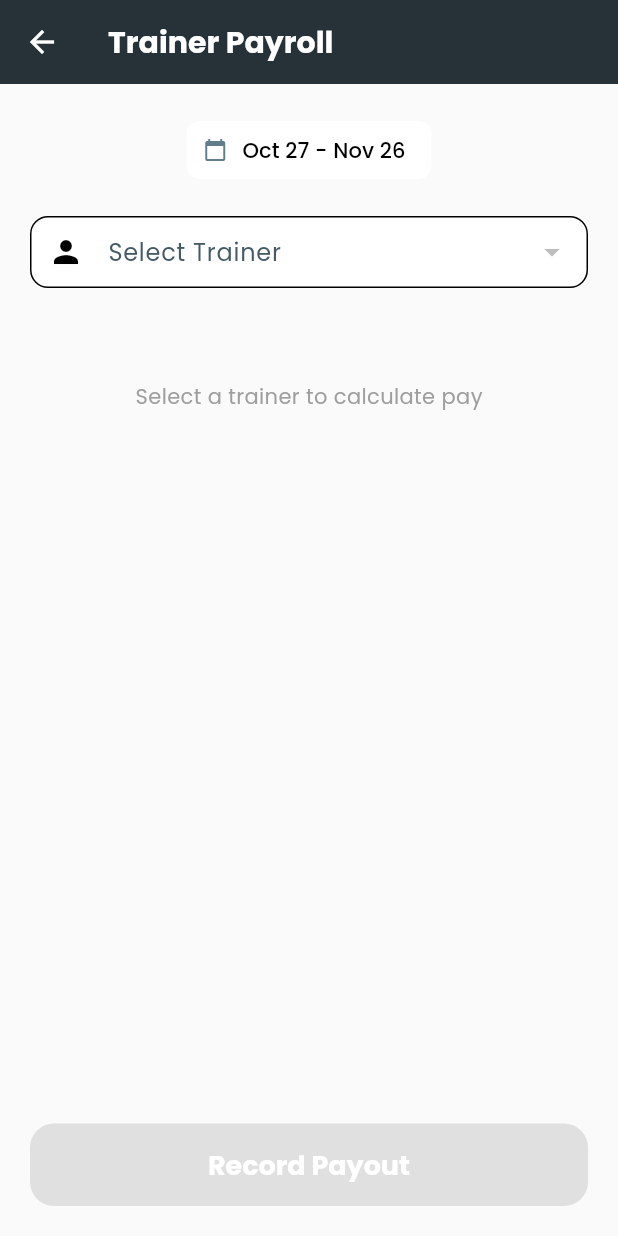
After one commit to kurtcode19/Gym, a Flutter app: the TrainerPayoutScreen screen opened by its route, on a phone screen of 412 x 824 dp. The commit adds this screen. Run offline on Flutter 3.47's test engine with Material 3 defaults, Android fonts, the phone set to English and light mode, and no system bars; our stand-ins replace file_picker, fl_chart, flutter_form_builder, google_fonts, share_plus, shared_preferences and 2 more; missing offline and left inert: restart_app; accounts and stored records are empty.

Commit message:
added trainer_fee payout

```diff
--- a/lib/main.dart
+++ b/lib/main.dart
@@ -32,6 +32,7 @@ import 'package:gym/screens/add_membership_plan_screen.dart';
 import 'package:gym/screens/memberships_screen.dart';
 import 'package:gym/screens/add_membership_screen.dart';
 import 'package:gym/screens/trainers_screen.dart';
+import 'package:gym/screens/trainer_payout_screen.dart';
 import 'package:gym/screens/add_trainer_screen.dart';
 import 'package:gym/screens/classes_screen.dart';
 import 'package:gym/screens/add_class_screen.dart';
@@ -197,6 +198,8 @@ class MyApp extends StatelessWidget {
           '/finance_report': (context) => const FinanceReportScreen(),
           '/equipment': (context) => const EquipmentScreen(),
           '/add_equipment': (context) => const AddEquipmentScreen(),
+          // In routes:
+          '/trainer_payout': (context) => const TrainerPayoutScreen(),
         },
       ),
     );
--- a/lib/models/trainer.dart
+++ b/lib/models/trainer.dart
@@ -8,6 +8,7 @@ class Trainer {
   final String? email;
   final String? phoneNumber;
   final DateTime hireDate;
+  final double ratePerSession; // NEW: Fee per class
 
   Trainer({
     String? trainerId,
@@ -16,6 +17,7 @@ class Trainer {
     this.email,
     this.phoneNumber,
     DateTime? hireDate,
+    this.ratePerSession = 0.0, // Default value
   })  : trainerId = trainerId ?? const Uuid().v4(),
         hireDate = hireDate ?? DateTime.now();
 
@@ -27,6 +29,7 @@ class Trainer {
       'email': email,
       'phone_number': phoneNumber,
       'hire_date': hireDate.millisecondsSinceEpoch ~/ 1000,
+      'rate_per_session': ratePerSession, // NEW
     };
   }
 
@@ -38,6 +41,7 @@ class Trainer {
       email: json['email'],
       phoneNumber: json['phone_number'],
       hireDate: DateTime.fromMillisecondsSinceEpoch(json['hire_date'] * 1000),
+      ratePerSession: (json['rate_per_session'] as num?)?.toDouble() ?? 0.0, // NEW
     );
   }
 
@@ -48,6 +52,7 @@ class Trainer {
     String? email,
     String? phoneNumber,
     DateTime? hireDate,
+    double? ratePerSession, // NEW
   }) {
     return Trainer(
       trainerId: trainerId ?? this.trainerId,
@@ -56,6 +61,7 @@ class Trainer {
       email: email ?? this.email,
       phoneNumber: phoneNumber ?? this.phoneNumber,
       hireDate: hireDate ?? this.hireDate,
+      ratePerSession: ratePerSession ?? this.ratePerSession, // NEW
     );
   }
 }
--- a/lib/providers/database_helper.dart
+++ b/lib/providers/database_helper.dart
@@ -24,7 +24,7 @@ class DatabaseHelper {
     String path = join(await getDatabasesPath(), 'gym.db');
     return await openDatabase(
       path,
-      version: 3, // CHANGED FROM 2 TO 3
+      version: 4, // BUMP VERSION TO 4
       onCreate: _onCreate,
       onUpgrade: _onUpgrade,
     );
@@ -88,7 +88,7 @@ await db.execute('''
 
 
 
-    // TRAINER Table
+    // Update TRAINER table definition for new installs
     await db.execute('''
       CREATE TABLE TRAINER (
         trainer_id TEXT PRIMARY KEY,
@@ -96,7 +96,8 @@ await db.execute('''
         last_name TEXT NOT NULL,
         email TEXT,
         phone_number TEXT,
-        hire_date INTEGER NOT NULL
+        hire_date INTEGER NOT NULL,
+        rate_per_session REAL DEFAULT 0.0 -- NEW COLUMN
       )
     ''');
 
@@ -260,6 +261,11 @@ await db.execute('''
       // SQLite requires separate statements for adding columns
       await db.execute("ALTER TABLE ATTENDANCE ADD COLUMN type TEXT DEFAULT 'Member'");
       await db.execute("ALTER TABLE ATTENDANCE ADD COLUMN amount_paid REAL DEFAULT 0.0");
+    }
+        // NEW UPGRADE FOR v4
+    if (oldVersion < 4) {
+      print('Upgrading TRAINER table');
+      await db.execute("ALTER TABLE TRAINER ADD COLUMN rate_per_session REAL DEFAULT 0.0");
     }
   }
 
--- a/lib/screens/dashboard_screen.dart
+++ b/lib/screens/dashboard_screen.dart
@@ -460,6 +460,13 @@ class _DashboardScreenState extends State<DashboardScreen> {
 
       {"title": "Expenses", "icon": Icons.money_off, "route": "/expenses", "color": Colors.red},
       {"title": "Equipment", "icon": Icons.fitness_center, "route": "/equipment", "color": Colors.grey},
+      // In _buildManagementGrid items list:
+{
+  "title": "Trainer Pay",
+  "icon": Icons.payments_rounded,
+  "route": "/trainer_payout", // Register this route in main.dart
+  "color": Colors.teal
+},
     ];
 
     return GridView.builder(
--- /dev/null
+++ b/lib/screens/trainer_payout_screen.dart
@@ -0,0 +1,210 @@
+import 'package:flutter/material.dart';
+import 'package:provider/provider.dart';
+import 'package:intl/intl.dart';
+import 'package:uuid/uuid.dart';
+
+import 'package:gym/providers/trainer_provider.dart';
+import 'package:gym/providers/class_provider.dart';
+import 'package:gym/providers/expense_provider.dart';
+import 'package:gym/models/expense.dart';
+
+class TrainerPayoutScreen extends StatefulWidget {
+  const TrainerPayoutScreen({super.key});
+
+  @override
+  State<TrainerPayoutScreen> createState() => _TrainerPayoutScreenState();
+}
+
+class _TrainerPayoutScreenState extends State<TrainerPayoutScreen> {
+  String? _selectedTrainerId;
+  DateTimeRange _dateRange = DateTimeRange(
+    start: DateTime.now().subtract(const Duration(days: 30)),
+    end: DateTime.now(),
+  );
+
+  @override
+  Widget build(BuildContext context) {
+    final trainerProvider = Provider.of<TrainerProvider>(context);
+    final classProvider = Provider.of<ClassProvider>(context);
+
+    // Calculation Logic
+    int sessionCount = 0;
+    double totalPay = 0.0;
+    double rate = 0.0;
+
+    if (_selectedTrainerId != null) {
+      final trainer = trainerProvider.trainers.firstWhere((t) => t.trainerId == _selectedTrainerId);
+      rate = trainer.ratePerSession;
+      sessionCount = trainerProvider.getSessionCount(
+        _selectedTrainerId!,
+        classProvider.classes,
+        _dateRange.start,
+        _dateRange.end
+      );
+      totalPay = sessionCount * rate;
+    }
+
+    return Scaffold(
+      backgroundColor: Colors.grey[50],
+      appBar: AppBar(
+        title: const Text('Trainer Payroll', style: TextStyle(fontWeight: FontWeight.bold)),
+        elevation: 0,
+      ),
+      body: Padding(
+        padding: const EdgeInsets.all(20.0),
+        child: Column(
+          crossAxisAlignment: CrossAxisAlignment.start,
+          children: [
+            // 1. Date Filter
+            Center(
+              child: ActionChip(
+                avatar: const Icon(Icons.calendar_today, size: 16),
+                label: Text('${DateFormat('MMM d').format(_dateRange.start)} - ${DateFormat('MMM d').format(_dateRange.end)}'),
+                onPressed: () async {
+                  final picked = await showDateRangePicker(
+                    context: context,
+                    firstDate: DateTime(2020),
+                    lastDate: DateTime(2030),
+                    initialDateRange: _dateRange,
+                  );
+                  if (picked != null) setState(() => _dateRange = picked);
+                },
+              ),
+            ),
+            const SizedBox(height: 20),
+
+            // 2. Select Trainer
+            DropdownButtonFormField<String>(
+              decoration: InputDecoration(
+                labelText: 'Select Trainer',
+                border: OutlineInputBorder(borderRadius: BorderRadius.circular(12)),
+                filled: true,
+                fillColor: Colors.white,
+                prefixIcon: const Icon(Icons.person),
+              ),
+              value: _selectedTrainerId,
+              items: trainerProvider.trainers.map((t) => DropdownMenuItem(
+                value: t.trainerId,
+                child: Text('${t.firstName} ${t.lastName}'),
+              )).toList(),
+              onChanged: (val) => setState(() => _selectedTrainerId = val),
+            ),
+
+            const SizedBox(height: 30),
+
+            // 3. Summary Card
+            if (_selectedTrainerId != null)
+              Container(
+                width: double.infinity,
+                padding: const EdgeInsets.all(24),
+                decoration: BoxDecoration(
+                  gradient: const LinearGradient(
+                    colors: [Color(0xFF2193b0), Color(0xFF6dd5ed)],
+                    begin: Alignment.topLeft,
+                    end: Alignment.bottomRight,
+                  ),
+                  borderRadius: BorderRadius.circular(20),
+                  boxShadow: [BoxShadow(color: Colors.blue.withOpacity(0.3), blurRadius: 10, offset: const Offset(0, 5))],
+                ),
+                child: Column(
+                  children: [
+                    const Text("Total Payable", style: TextStyle(color: Colors.white70, fontSize: 14)),
+                    const SizedBox(height: 8),
+                    Text(
+                      NumberFormat.currency(symbol: '₱').format(totalPay),
+                      style: const TextStyle(color: Colors.white, fontSize: 36, fontWeight: FontWeight.bold),
+                    ),
+                    const SizedBox(height: 16),
+                    Container(
+                      padding: const EdgeInsets.symmetric(horizontal: 16, vertical: 8),
+                      decoration: BoxDecoration(
+                        color: Colors.white.withOpacity(0.2),
+                        borderRadius: BorderRadius.circular(12),
+                      ),
+                      child: Row(
+                        mainAxisSize: MainAxisSize.min,
+                        children: [
+                          Text("$sessionCount Classes", style: const TextStyle(color: Colors.white, fontWeight: FontWeight.bold)),
+                          const SizedBox(width: 8),
+                          const Text("×", style: TextStyle(color: Colors.white70)),
+                          const SizedBox(width: 8),
+                          Text(NumberFormat.currency(symbol: '₱').format(rate), style: const TextStyle(color: Colors.white, fontWeight: FontWeight.bold)),
+                        ],
+                      ),
+                    ),
+                  ],
+                ),
+              )
+            else
+              const Center(
+                child: Padding(
+                  padding: EdgeInsets.all(32.0),
+                  child: Text("Select a trainer to calculate pay", style: TextStyle(color: Colors.grey)),
+                ),
+              ),
+
+            const Spacer(),
+
+            // 4. Pay Button
+            SizedBox(
+              width: double.infinity,
+              height: 55,
+              child: ElevatedButton(
+                onPressed: (_selectedTrainerId == null || totalPay == 0) ? null : () {
+                  _confirmPayout(context, totalPay, sessionCount);
+                },
+                style: ElevatedButton.styleFrom(
+                  backgroundColor: Colors.green,
+                  disabledBackgroundColor: Colors.grey[300],
+                  shape: RoundedRectangleBorder(borderRadius: BorderRadius.circular(16)),
+                ),
+                child: const Text("Record Payout", style: TextStyle(fontSize: 18, fontWeight: FontWeight.bold, color: Colors.white)),
+              ),
+            ),
+          ],
+        ),
+      ),
+    );
+  }
+
+  void _confirmPayout(BuildContext context, double amount, int sessions) {
+    final trainer = Provider.of<TrainerProvider>(context, listen: false).trainers
+        .firstWhere((t) => t.trainerId == _selectedTrainerId);
+
+    showDialog(
+      context: context,
+      builder: (ctx) => AlertDialog(
+        title: const Text("Confirm Payout"),
+        content: Text("This will create an Expense record of ${NumberFormat.currency(symbol: '₱').format(amount)} for ${trainer.firstName}."),
+        actions: [
+          TextButton(onPressed: () => Navigator.pop(ctx), child: const Text("Cancel")),
+          ElevatedButton(
+            onPressed: () async {
+              // 1. Create Expense
+              final newExpense = Expense(
+                expenseId: const Uuid().v4(),
+                category: 'Salaries',
+                description: 'Payout: ${trainer.firstName} ($sessions classes)',
+                amount: amount,
+                expenseDate: DateTime.now(),
+              );
+
+              // 2. Save
+              await Provider.of<ExpenseProvider>(context, listen: false).addExpense(newExpense);
+
+              if (mounted) {
+                Navigator.pop(ctx); // Close dialog
+                Navigator.pop(context); // Go back
+                ScaffoldMessenger.of(context).showSnackBar(
+                  const SnackBar(content: Text("Payout recorded successfully!")),
+                );
+              }
+            },
+            style: ElevatedButton.styleFrom(backgroundColor: Colors.green),
+            child: const Text("Confirm & Save", style: TextStyle(color: Colors.white)),
+          )
+        ],
+      ),
+    );
+  }
+}
```
Also changed, not shown: lib/providers/trainer_provider.dart (+32 -0 lines), lib/screens/add_trainer_screen.dart (+13 -0 lines).
